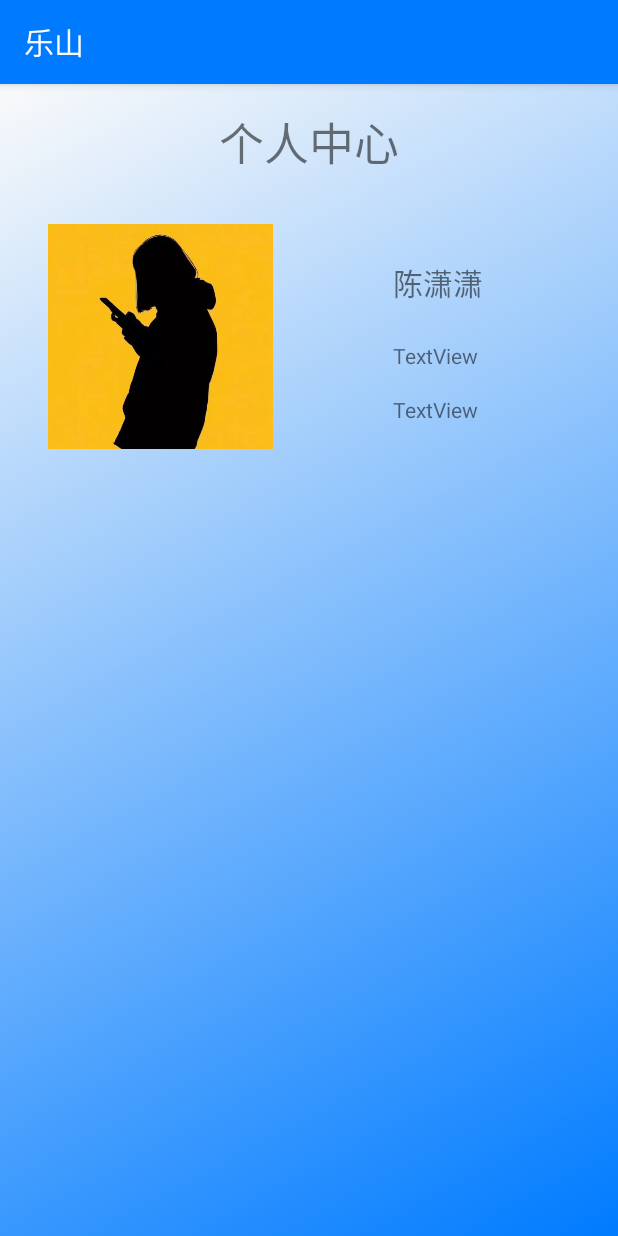
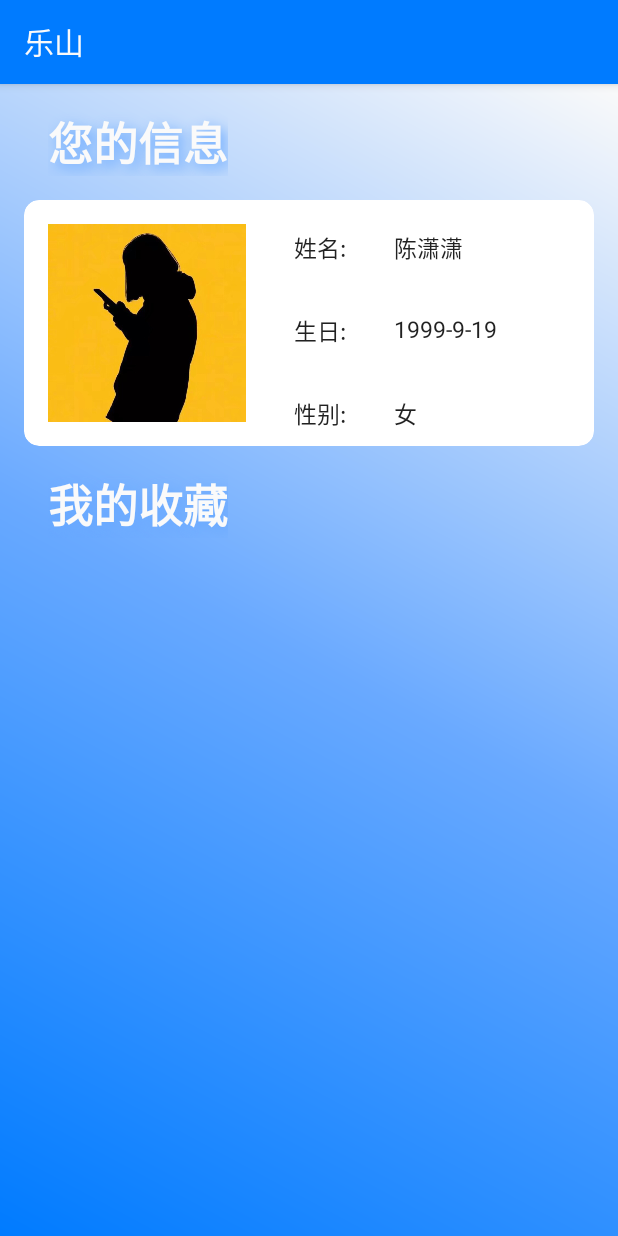
Before and after one commit to mahao111/LeShan, an Android app: the fragment PersonalCenterFragment shown on its own in the app's theme, on a phone screen of 412 x 824 dp. Run offline under Robolectric (Android 15) with nearby library versions, the phone set to English and light mode, and no system bars.

Commit message:
修改个人中心-添加-您的信息

```diff
--- a/app/src/main/res/layout/activity_login.xml
+++ b/app/src/main/res/layout/activity_login.xml
@@ -78,7 +78,7 @@
                 android:drawablePadding="8dp"
                 android:ems="10"
                 android:hint="密码"
-                android:inputType="number"
+                android:inputType="numberPassword"
                 app:layout_constraintEnd_toEndOf="parent"
                 app:layout_constraintStart_toStartOf="parent"
                 app:layout_constraintTop_toBottomOf="@+id/login_name" />
--- a/app/src/main/res/layout/fragment_personal_center.xml
+++ b/app/src/main/res/layout/fragment_personal_center.xml
@@ -4,61 +4,130 @@
     xmlns:tools="http://schemas.android.com/tools"
     android:layout_width="match_parent"
     android:layout_height="match_parent"
-    android:background="@drawable/personal_backgroud"
+    android:background="@drawable/side_nav_bar"
     tools:context=".ui.personal.PersonalCenterFragment">
+
+    <TextView
+        android:id="@+id/textView9"
+        style="@style/personal_title"
+        android:layout_width="wrap_content"
+        android:layout_marginStart="32dp"
+        android:text="您的信息"
+        app:layout_constraintStart_toStartOf="parent"
+        app:layout_constraintTop_toTopOf="parent" />
+
+    <androidx.cardview.widget.CardView
+        android:id="@+id/cardView2"
+        android:layout_width="match_parent"
+        android:layout_height="wrap_content"
+        android:layout_marginStart="16dp"
+        android:layout_marginTop="16dp"
+        android:layout_marginEnd="16dp"
+        app:cardCornerRadius="10dp"
+        app:layout_constraintEnd_toEndOf="parent"
+        app:layout_constraintStart_toStartOf="parent"
+        app:layout_constraintTop_toBottomOf="@+id/textView9">
+
+        <androidx.constraintlayout.widget.ConstraintLayout
+            android:layout_width="match_parent"
+            android:layout_height="match_parent">
+
+            <TextView
+                android:id="@+id/textView2"
+                style="@style/personal_text"
+                android:layout_width="wrap_content"
+                android:layout_height="wrap_content"
+                android:layout_marginStart="32dp"
+                android:text="陈潇潇"
+                app:layout_constraintStart_toEndOf="@+id/textView32"
+                app:layout_constraintTop_toTopOf="@+id/textView32" />
+
+            <TextView
+                android:id="@+id/textView6"
+                style="@style/personal_text"
+                android:layout_width="wrap_content"
+                android:layout_height="wrap_content"
+                android:layout_marginStart="32dp"
+                android:text="女"
+                app:layout_constraintStart_toEndOf="@+id/textView34"
+                app:layout_constraintTop_toTopOf="@+id/textView34" />
+
+            <TextView
+                android:id="@+id/textView4"
+                style="@style/personal_text"
+                android:layout_width="wrap_content"
+                android:layout_height="wrap_content"
+                android:layout_marginStart="32dp"
+                android:text="1999-9-19"
+                app:layout_constraintStart_toEndOf="@+id/textView33"
+                app:layout_constraintTop_toTopOf="@+id/textView33" />
 
             <ImageView
                 android:id="@+id/imageView3"
-        android:layout_width="150dp"
-        android:layout_height="150dp"
-        android:layout_marginStart="32dp"
-        android:layout_marginTop="32dp"
+                android:layout_width="132dp"
+                android:layout_height="wrap_content"
+                android:layout_marginStart="16dp"
+                android:layout_marginTop="16dp"
+                android:layout_marginBottom="16dp"
+                android:adjustViewBounds="true"
+                app:layout_constraintBottom_toBottomOf="parent"
                 app:layout_constraintStart_toStartOf="parent"
-        app:layout_constraintTop_toBottomOf="@+id/textView9"
+                app:layout_constraintTop_toTopOf="parent"
+                app:layout_constraintVertical_bias="0.0"
                 app:srcCompat="@drawable/portrait" />
 
             <TextView
-        android:id="@+id/textView2"
-        android:layout_width="wrap_content"
-        android:layout_height="wrap_content"
-        android:layout_marginStart="80dp"
-        android:layout_marginTop="24dp"
-        android:text="陈潇潇"
-        android:textSize="20sp"
+                android:id="@+id/textView32"
+                style="@style/personal_text"
+                android:layout_marginStart="32dp"
+                android:layout_marginTop="4dp"
+                android:text="姓名:"
                 app:layout_constraintStart_toEndOf="@+id/imageView3"
                 app:layout_constraintTop_toTopOf="@+id/imageView3" />
 
             <TextView
-        android:id="@+id/textView4"
+                android:id="@+id/textView33"
+                style="@style/personal_text"
                 android:layout_width="wrap_content"
                 android:layout_height="wrap_content"
-        android:layout_marginTop="24dp"
-        android:text="TextView"
-        app:layout_constraintStart_toStartOf="@+id/textView2"
-        app:layout_constraintTop_toBottomOf="@+id/textView2" />
+                android:layout_marginTop="32dp"
+                android:text="生日:"
+                app:layout_constraintStart_toStartOf="@+id/textView32"
+                app:layout_constraintTop_toBottomOf="@+id/textView32" />
 
             <TextView
-        android:id="@+id/textView6"
+                android:id="@+id/textView34"
+                style="@style/personal_text"
                 android:layout_width="wrap_content"
                 android:layout_height="wrap_content"
-        android:layout_marginTop="24dp"
-        android:layout_marginBottom="24dp"
-        android:text="TextView"
-        app:layout_constraintBottom_toBottomOf="@+id/imageView3"
-        app:layout_constraintStart_toStartOf="@+id/textView4"
-        app:layout_constraintTop_toBottomOf="@+id/textView4" />
+                android:layout_marginTop="32dp"
+                android:text="性别:"
+                app:layout_constraintStart_toStartOf="@+id/textView33"
+                app:layout_constraintTop_toBottomOf="@+id/textView33" />
+        </androidx.constraintlayout.widget.ConstraintLayout>
+    </androidx.cardview.widget.CardView>
+
+    <androidx.viewpager2.widget.ViewPager2
+        android:layout_width="0dp"
+        android:layout_height="0dp"
+        android:layout_marginStart="16dp"
+        android:layout_marginTop="8dp"
+        android:layout_marginEnd="16dp"
+        android:layout_marginBottom="1dp"
+        app:layout_constraintBottom_toBottomOf="parent"
+        app:layout_constraintEnd_toEndOf="parent"
+        app:layout_constraintStart_toStartOf="parent"
+        app:layout_constraintTop_toBottomOf="@+id/textView35" />
 
     <TextView
-        android:id="@+id/textView9"
-        android:layout_width="0dp"
+        android:id="@+id/textView35"
+        style="@style/personal_title"
+        android:layout_width="wrap_content"
         android:layout_height="wrap_content"
-        android:layout_marginStart="8dp"
+        android:layout_marginStart="32dp"
         android:layout_marginTop="16dp"
-        android:layout_marginEnd="8dp"
-        android:text="个人中心"
-        android:textAlignment="center"
-        android:textSize="30sp"
-        app:layout_constraintEnd_toEndOf="parent"
+        android:text="我的收藏"
         app:layout_constraintStart_toStartOf="parent"
-        app:layout_constraintTop_toTopOf="parent" />
+        app:layout_constraintTop_toBottomOf="@+id/cardView2" />
+
 </androidx.constraintlayout.widget.ConstraintLayout>
--- a/app/src/main/res/values/styles.xml
+++ b/app/src/main/res/values/styles.xml
@@ -81,4 +81,28 @@
         <item name="android:padding">@dimen/help_padding</item>
     </style>
 
+    <style name="personal_text">
+        <item name="android:layout_width">wrap_content</item>
+        <item name="android:layout_height">wrap_content</item>
+        <item name="android:textAppearance">@style/TextAppearance.AppCompat.Body1</item>
+        <item name="android:textSize">15sp</item>
+    </style>
+
+    <style name="personal_title">
+        <item name="android:layout_width">0dp</item>
+        <item name="android:layout_height">wrap_content</item>
+        <item name="android:layout_marginStart">8dp</item>
+        <item name="android:layout_marginTop">16dp</item>
+        <item name="android:layout_marginEnd">8dp</item>
+        <item name="android:shadowColor">@color/colorAccent</item>
+        <item name="android:shadowDx">5</item>
+        <item name="android:shadowDy">5</item>
+        <item name="android:shadowRadius">10</item>
+        <item name="android:textAlignment">center</item>
+        <item name="android:textColor">@color/primaryTextColor</item>
+        <item name="android:textSize">30sp</item>
+        <item name="android:textStyle">bold</item>
+    </style>
+
+
 </resources>
```
Lines whose indentation alone changed are shown as unchanged.
